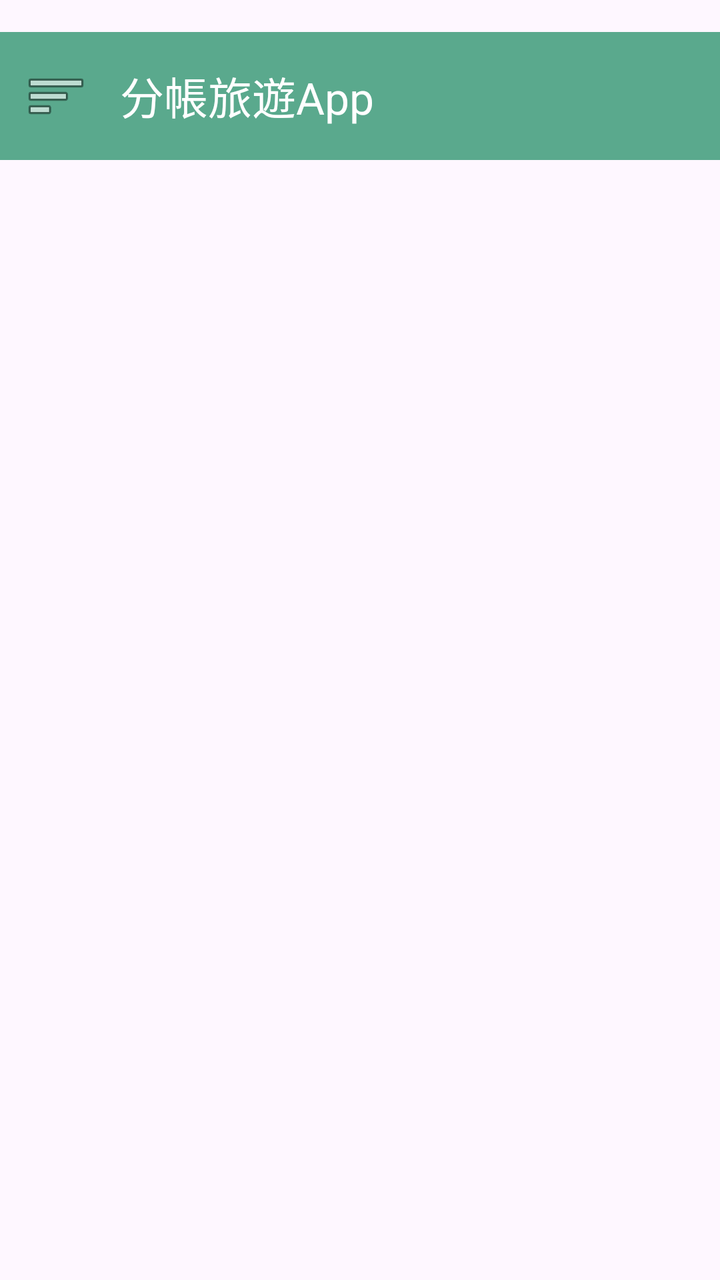
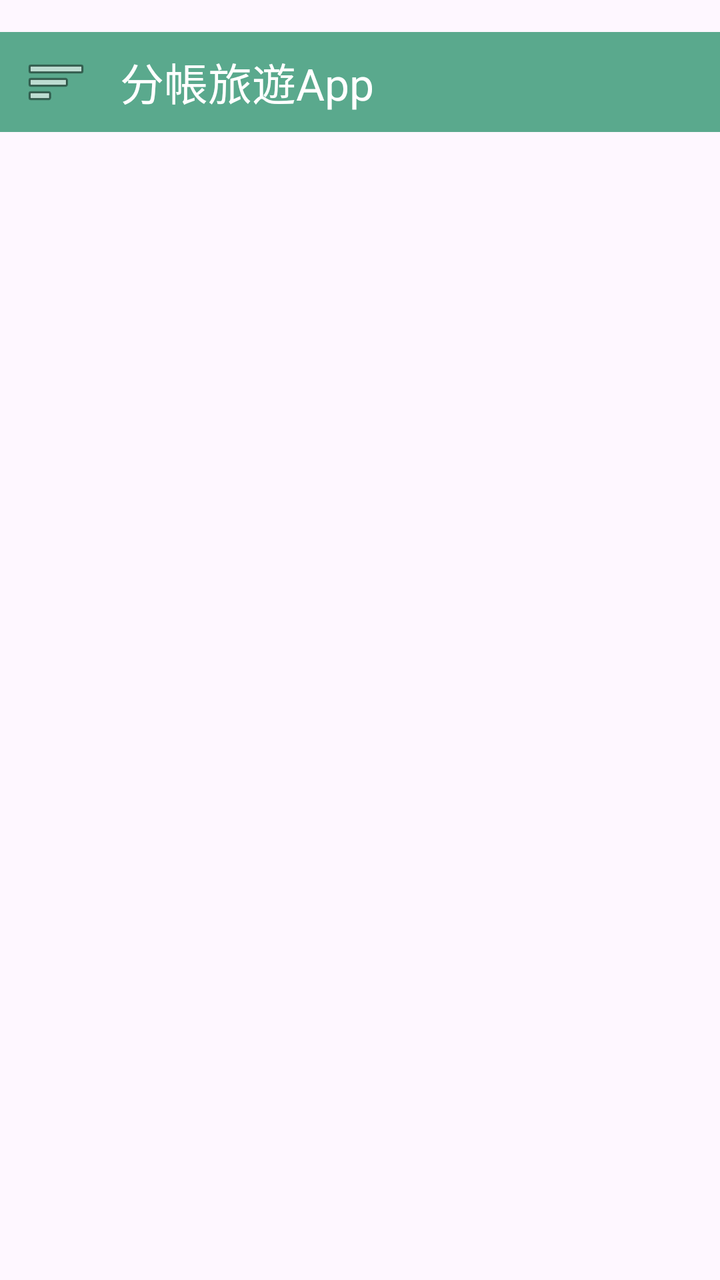

Screens rendered from an Android XML layout before and after an edit, with the pre-edit source and the edit as a unified diff.
<!-- AndroidManifest.xml: application theme Theme.DistributionAPP -->
<!-- res/layout/activity_main.xml -->
<?xml version="1.0" encoding="utf-8"?>
<androidx.drawerlayout.widget.DrawerLayout xmlns:android="http://schemas.android.com/apk/res/android"
    xmlns:app="http://schemas.android.com/apk/res-auto"
    xmlns:tools="http://schemas.android.com/tools"
    android:id="@+id/drawerLayout"
    android:layout_width="match_parent"
    android:layout_height="match_parent"
    tools:context=".MainActivity">
    
    <androidx.constraintlayout.widget.ConstraintLayout
        android:layout_width="match_parent"
        android:layout_height="match_parent">

        <androidx.appcompat.widget.Toolbar
            android:id="@+id/toolbar"
            android:layout_width="0dp"
            android:layout_height="wrap_content"
            android:layout_marginTop="16dp"
            android:background="#5AA98D"
            android:minHeight="?attr/actionBarSize"
            android:theme="?attr/actionBarTheme"
            app:layout_constraintEnd_toEndOf="parent"
            app:layout_constraintHorizontal_bias="0.0"
            app:layout_constraintStart_toStartOf="parent"
            app:layout_constraintTop_toTopOf="parent"
            app:navigationIcon="@android:drawable/ic_menu_sort_by_size"
            app:title="分帳旅遊App"
            app:titleTextColor="@color/white" />

        <FrameLayout
            android:id="@+id/fragment_main"
            android:layout_width="0dp"
            android:layout_height="0dp"
            app:layout_constraintBottom_toBottomOf="parent"
            app:layout_constraintEnd_toEndOf="parent"
            app:layout_constraintStart_toStartOf="parent"
            app:layout_constraintTop_toBottomOf="@+id/toolbar">

        </FrameLayout>

    </androidx.constraintlayout.widget.ConstraintLayout>

    <com.google.android.material.navigation.NavigationView
        android:id="@+id/navigation_view"
        android:layout_width="240dp"
        android:layout_height="match_parent"
        android:layout_gravity="start"
        app:menu="@menu/drawer_menu" />
    


</androidx.drawerlayout.widget.DrawerLayout>
<!-- resources referenced by this layout -->
<resources>
  <color name="white">#FFFFFFFF</color>
  <style name="Theme.DistributionAPP" parent="Base.Theme.DistributionAPP" />
  <style name="Base.Theme.DistributionAPP" parent="Theme.Material3.DayNight.NoActionBar">
          
          
      </style>
</resources>

<!-- the commit's change to res/layout/activity_main.xml (unified diff, before → after) -->
@@ -14,7 +14,7 @@
         <androidx.appcompat.widget.Toolbar
             android:id="@+id/toolbar"
             android:layout_width="0dp"
-            android:layout_height="wrap_content"
+            android:layout_height="50dp"
             android:layout_marginTop="16dp"
             android:background="#5AA98D"
             android:minHeight="?attr/actionBarSize"
